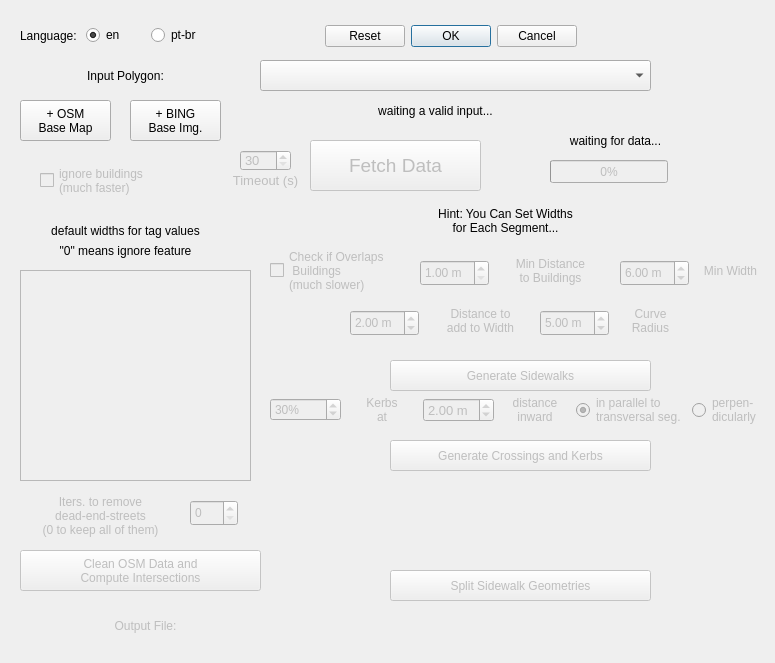
Qt form osm_sidewalkreator_dialog_base.ui (kauevestena/osm_sidewalkreator) before a commit.
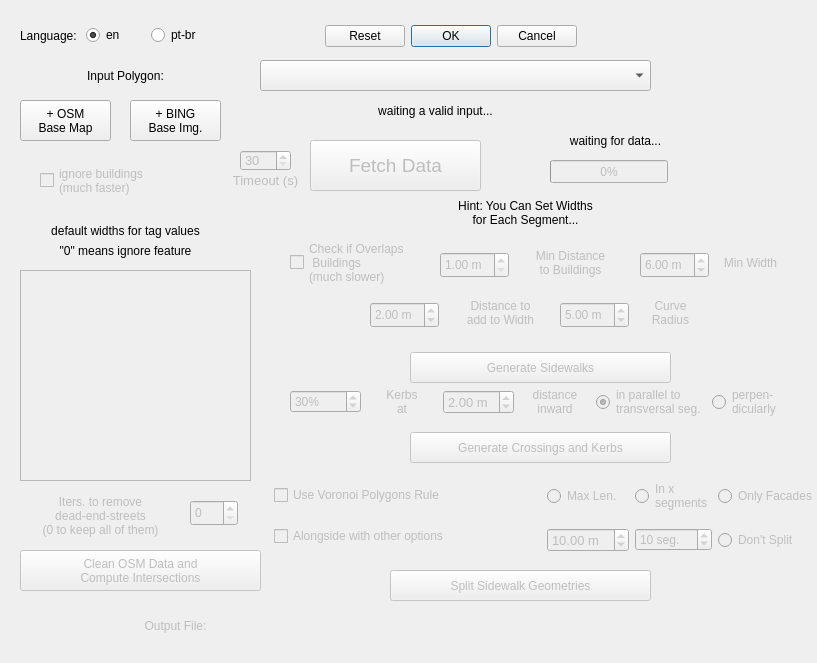
The same form after that commit. Custom widgets are drawn as their Qt base class.

What changed in the file:
```diff
--- a/osm_sidewalkreator_dialog_base.ui
+++ b/osm_sidewalkreator_dialog_base.ui
@@ -6,7 +6,7 @@
    <rect>
     <x>0</x>
     <y>0</y>
-    <width>775</width>
+    <width>817</width>
     <height>663</height>
    </rect>
   </property>
@@ -118,7 +118,7 @@
    </property>
    <property name="geometry">
     <rect>
-     <x>230</x>
+     <x>300</x>
      <y>610</y>
      <width>391</width>
      <height>41</height>
@@ -134,7 +134,7 @@
    </property>
    <property name="geometry">
     <rect>
-     <x>80</x>
+     <x>110</x>
      <y>610</y>
      <width>131</width>
      <height>31</height>
@@ -323,8 +323,8 @@
    </property>
    <property name="geometry">
     <rect>
-     <x>390</x>
-     <y>360</y>
+     <x>410</x>
+     <y>352</y>
      <width>261</width>
      <height>31</height>
     </rect>
@@ -348,8 +348,8 @@
   <widget class="QLabel" name="widths_hint">
    <property name="geometry">
     <rect>
-     <x>360</x>
-     <y>200</y>
+     <x>380</x>
+     <y>192</y>
      <width>291</width>
      <height>41</height>
     </rect>
@@ -368,8 +368,8 @@
    </property>
    <property name="geometry">
     <rect>
-     <x>270</x>
-     <y>240</y>
+     <x>290</x>
+     <y>232</y>
      <width>141</width>
      <height>61</height>
     </rect>
@@ -435,8 +435,8 @@
    </property>
    <property name="geometry">
     <rect>
-     <x>420</x>
-     <y>260</y>
+     <x>440</x>
+     <y>252</y>
      <width>69</width>
      <height>26</height>
     </rect>
@@ -466,8 +466,8 @@
    </property>
    <property name="geometry">
     <rect>
-     <x>540</x>
-     <y>310</y>
+     <x>560</x>
+     <y>302</y>
      <width>69</width>
      <height>26</height>
     </rect>
@@ -513,8 +513,8 @@
    </property>
    <property name="geometry">
     <rect>
-     <x>500</x>
-     <y>250</y>
+     <x>520</x>
+     <y>242</y>
      <width>101</width>
      <height>41</height>
     </rect>
@@ -533,8 +533,8 @@
    </property>
    <property name="geometry">
     <rect>
-     <x>600</x>
-     <y>300</y>
+     <x>620</x>
+     <y>292</y>
      <width>101</width>
      <height>41</height>
     </rect>
@@ -553,8 +553,8 @@
    </property>
    <property name="geometry">
     <rect>
-     <x>430</x>
-     <y>300</y>
+     <x>450</x>
+     <y>292</y>
      <width>101</width>
      <height>41</height>
     </rect>
@@ -573,8 +573,8 @@
    </property>
    <property name="geometry">
     <rect>
-     <x>350</x>
-     <y>310</y>
+     <x>370</x>
+     <y>302</y>
      <width>69</width>
      <height>26</height>
     </rect>
@@ -607,8 +607,8 @@
    </property>
    <property name="geometry">
     <rect>
-     <x>620</x>
-     <y>260</y>
+     <x>640</x>
+     <y>252</y>
      <width>69</width>
      <height>26</height>
     </rect>
@@ -644,8 +644,8 @@
    </property>
    <property name="geometry">
     <rect>
-     <x>680</x>
-     <y>250</y>
+     <x>700</x>
+     <y>242</y>
      <width>101</width>
      <height>41</height>
     </rect>
@@ -691,8 +691,8 @@
    </property>
    <property name="geometry">
     <rect>
-     <x>390</x>
-     <y>440</y>
+     <x>410</x>
+     <y>432</y>
      <width>261</width>
      <height>31</height>
     </rect>
@@ -781,8 +781,8 @@
   <widget class="QWidget" name="layoutWidget">
    <property name="geometry">
     <rect>
-     <x>270</x>
-     <y>388</y>
+     <x>290</x>
+     <y>380</y>
      <width>491</width>
      <height>44</height>
     </rect>
@@ -962,6 +962,142 @@
     <set>Qt::AlignCenter</set>
    </property>
   </widget>
+  <widget class="QWidget" name="horizontalLayoutWidget_2">
+   <property name="geometry">
+    <rect>
+     <x>274</x>
+     <y>470</y>
+     <width>543</width>
+     <height>91</height>
+    </rect>
+   </property>
+   <layout class="QHBoxLayout" name="horizontalLayout_4">
+    <item>
+     <layout class="QVBoxLayout" name="verticalLayout_3">
+      <item>
+       <widget class="QCheckBox" name="voronoi_checkbox">
+        <property name="enabled">
+         <bool>false</bool>
+        </property>
+        <property name="text">
+         <string>Use Voronoi Polygons Rule</string>
+        </property>
+       </widget>
+      </item>
+      <item>
+       <widget class="QCheckBox" name="checkBox">
+        <property name="enabled">
+         <bool>false</bool>
+        </property>
+        <property name="text">
+         <string>Alongside with other options</string>
+        </property>
+       </widget>
+      </item>
+     </layout>
+    </item>
+    <item>
+     <layout class="QGridLayout" name="gridLayout">
+      <item row="0" column="0">
+       <widget class="QRadioButton" name="radioButton">
+        <property name="enabled">
+         <bool>false</bool>
+        </property>
+        <property name="text">
+         <string>Max Len. </string>
+        </property>
+       </widget>
+      </item>
+      <item row="0" column="1">
+       <widget class="QRadioButton" name="radioButton_2">
+        <property name="enabled">
+         <bool>false</bool>
+        </property>
+        <property name="text">
+         <string>In x
+segments</string>
+        </property>
+       </widget>
+      </item>
+      <item row="0" column="2">
+       <widget class="QRadioButton" name="radioButton_3">
+        <property name="enabled">
+         <bool>false</bool>
+        </property>
+        <property name="text">
+         <string>Only Facades</string>
+        </property>
+       </widget>
+      </item>
+      <item row="1" column="2">
+       <widget class="QRadioButton" name="radioButton_4">
+        <property name="enabled">
+         <bool>false</bool>
+        </property>
+        <property name="text">
+         <string>Don't Split</string>
+        </property>
+       </widget>
+      </item>
+      <item row="1" column="1">
+       <widget class="QSpinBox" name="perc_draw_kerbs_box_2">
+        <property name="enabled">
+         <bool>false</bool>
+        </property>
+        <property name="suffix">
+         <string> seg.</string>
+        </property>
+        <property name="minimum">
+         <number>2</number>
+        </property>
+        <property name="maximum">
+         <number>50</number>
+        </property>
+        <property name="singleStep">
+         <number>5</number>
+        </property>
+        <property name="value">
+         <number>10</number>
+        </property>
+       </widget>
+      </item>
+      <item row="1" column="0">
+       <widget class="QDoubleSpinBox" name="d_to_add_inward_box_2">
+        <property name="enabled">
+         <bool>false</bool>
+        </property>
+        <property name="font">
+         <font>
+          <pointsize>10</pointsize>
+         </font>
+        </property>
+        <property name="prefix">
+         <string/>
+        </property>
+        <property name="suffix">
+         <string> m</string>
+        </property>
+        <property name="decimals">
+         <number>2</number>
+        </property>
+        <property name="minimum">
+         <double>3.000000000000000</double>
+        </property>
+        <property name="maximum">
+         <double>100.000000000000000</double>
+        </property>
+        <property name="singleStep">
+         <double>1.000000000000000</double>
+        </property>
+        <property name="value">
+         <double>10.000000000000000</double>
+        </property>
+       </widget>
+      </item>
+     </layout>
+    </item>
+   </layout>
+  </widget>
  </widget>
  <customwidgets>
   <customwidget>
```
